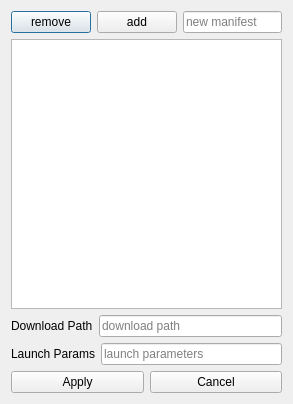
First picture: the form in optionswindow.ui, repository Thunderspies/launcher, before the edit.
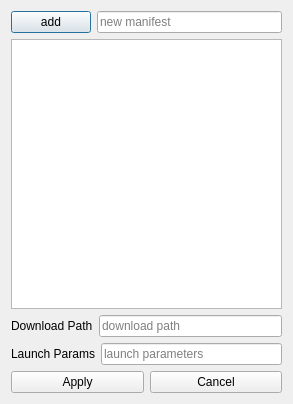
Second picture: the form after the edit.

Commit message:
Replace remove manifest button with QtAction
Moving the delete button to a context menu option with a hotkey makes
the options menu less cluttered.

What changed in the file:
```diff
--- a/optionswindow.ui
+++ b/optionswindow.ui
@@ -16,13 +16,6 @@
   <layout class="QVBoxLayout" name="verticalLayout_2">
    <item>
     <layout class="QHBoxLayout" name="horizontalLayout">
-     <item>
-      <widget class="QPushButton" name="RemoveManifestButton">
-       <property name="text">
-        <string>remove</string>
-       </property>
-      </widget>
-     </item>
      <item>
       <widget class="QPushButton" name="AddManifestButton">
        <property name="text">
```
Left out of the diff: 11 changed lines with no effect on the pictures. The commit also changes 1 other file.
